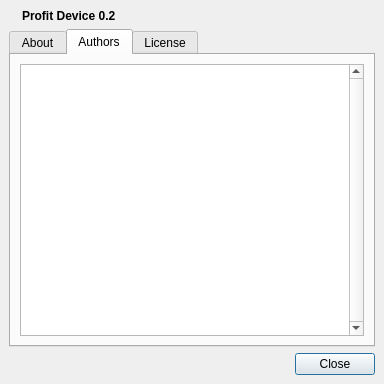
The window that profit/widgets/ui_aboutdialog.ui (hpsilva/profitpy) describes before a commit, drawn with Qt 5.
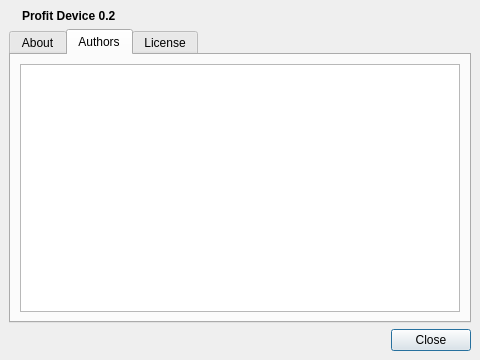
The same window after the commit. The open tabs and pages were chosen to show the change. Icons and pictures are not drawn.

Commit message: Fixed up about dialog content.

The edit to the form file:
```diff
--- a/profit/widgets/ui_aboutdialog.ui
+++ b/profit/widgets/ui_aboutdialog.ui
@@ -5,8 +5,8 @@
    <rect>
     <x>0</x>
     <y>0</y>
-    <width>384</width>
-    <height>384</height>
+    <width>480</width>
+    <height>360</height>
    </rect>
   </property>
   <property name="windowTitle" >
@@ -107,14 +107,11 @@
         <number>6</number>
        </property>
        <item>
-        <widget class="QTextEdit" name="authorsText" >
-         <property name="verticalScrollBarPolicy" >
-          <enum>Qt::ScrollBarAlwaysOn</enum>
-         </property>
+        <widget class="QTextBrowser" name="authorsText" >
          <property name="lineWrapMode" >
           <enum>QTextEdit::NoWrap</enum>
          </property>
-         <property name="readOnly" >
+         <property name="openExternalLinks" >
           <bool>true</bool>
          </property>
         </widget>
```
The commit also changes 2 other files.
